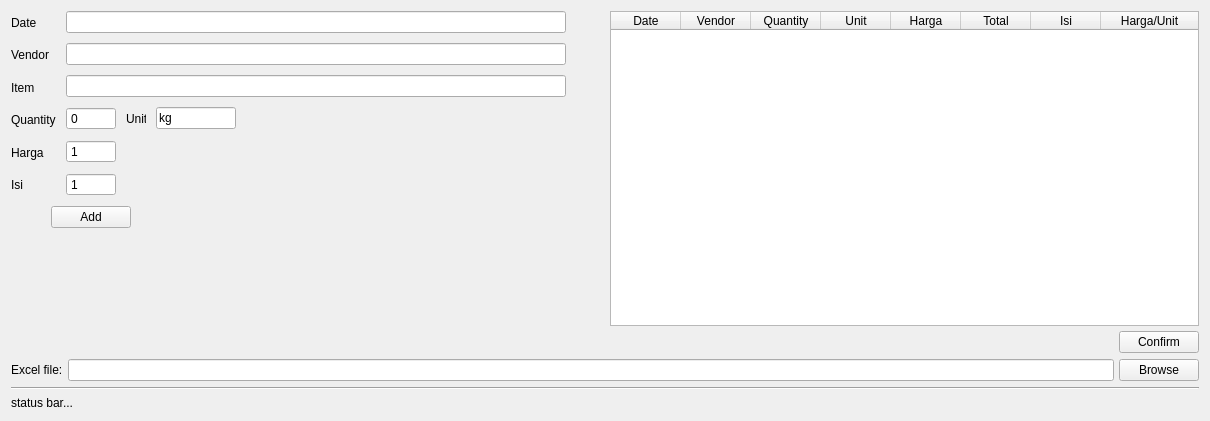
Before: the Qt Designer form ui/Poe_Excel_automator.ui in Setyadjih/MissPoeAccounting, drawn with Qt 5.
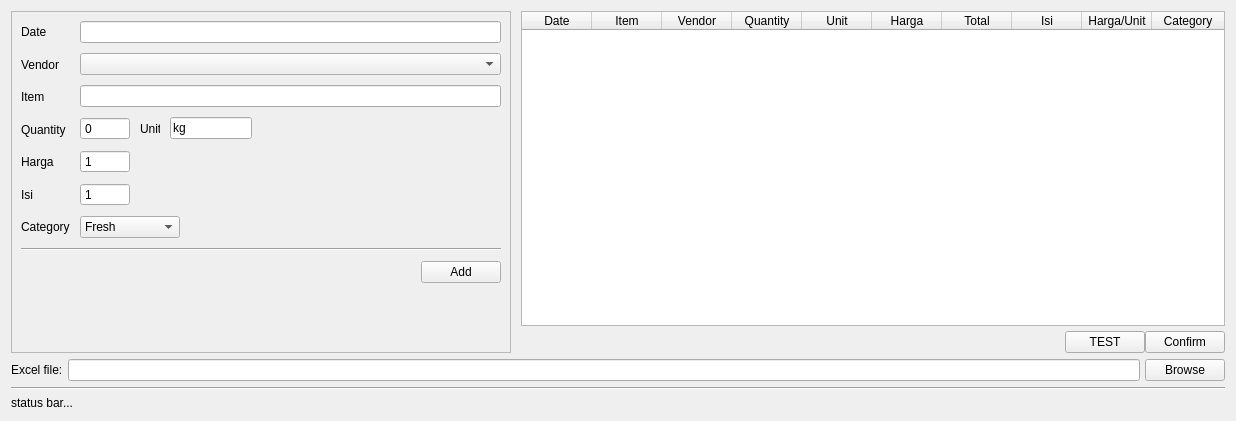
After: the same form once the commit is applied.

Commit message:
feat: added test button
feat: adjust excel writing functionality for agreed procedure

feat: add logger utils for log file writing

fix: number formatting was off due to issues with sheet.append()

```diff
--- a/ui/Poe_Excel_automator.ui
+++ b/ui/Poe_Excel_automator.ui
@@ -6,7 +6,7 @@
    <rect>
     <x>0</x>
     <y>0</y>
-    <width>1210</width>
+    <width>1236</width>
     <height>421</height>
    </rect>
   </property>
@@ -20,6 +20,27 @@
       <number>10</number>
      </property>
      <item>
+      <widget class="QFrame" name="frame">
+       <property name="minimumSize">
+        <size>
+         <width>0</width>
+         <height>0</height>
+        </size>
+       </property>
+       <property name="maximumSize">
+        <size>
+         <width>500</width>
+         <height>16777215</height>
+        </size>
+       </property>
+       <property name="frameShape">
+        <enum>QFrame::StyledPanel</enum>
+       </property>
+       <property name="frameShadow">
+        <enum>QFrame::Raised</enum>
+       </property>
+       <layout class="QHBoxLayout" name="horizontalLayout_6">
+        <item>
       <layout class="QVBoxLayout" name="verticalLayout_5">
        <property name="spacing">
         <number>3</number>
@@ -75,6 +96,13 @@
                </property>
               </widget>
              </item>
+                <item>
+                 <widget class="QLabel" name="label_2">
+                  <property name="text">
+                   <string>Category</string>
+                  </property>
+                 </widget>
+                </item>
             </layout>
            </item>
            <item>
@@ -90,20 +118,7 @@
               </widget>
              </item>
              <item>
-              <widget class="QLineEdit" name="vendor_line">
-               <property name="minimumSize">
-                <size>
-                 <width>200</width>
-                 <height>0</height>
-                </size>
-               </property>
-               <property name="maximumSize">
-                <size>
-                 <width>500</width>
-                 <height>16777215</height>
-                </size>
-               </property>
-              </widget>
+                 <widget class="QComboBox" name="vendor_combo"/>
              </item>
              <item>
               <widget class="QLineEdit" name="item_line">
@@ -156,13 +171,13 @@
                 <widget class="QLineEdit" name="unit_line">
                  <property name="minimumSize">
                   <size>
-                   <width>10</width>
+                      <width>82</width>
                    <height>0</height>
                   </size>
                  </property>
                  <property name="maximumSize">
                   <size>
-                   <width>80</width>
+                      <width>82</width>
                    <height>16777215</height>
                   </size>
                  </property>
@@ -227,20 +242,49 @@
                </property>
               </widget>
              </item>
+                <item>
+                 <widget class="QComboBox" name="category_combo">
+                  <property name="maximumSize">
+                   <size>
+                    <width>100</width>
+                    <height>16777215</height>
+                   </size>
+                  </property>
+                  <item>
+                   <property name="text">
+                    <string>Fresh</string>
+                   </property>
+                  </item>
+                  <item>
+                   <property name="text">
+                    <string>Sundries</string>
+                   </property>
+                  </item>
+                  <item>
+                   <property name="text">
+                    <string>Packaging</string>
+                   </property>
+                  </item>
+                 </widget>
+                </item>
             </layout>
            </item>
           </layout>
          </item>
+            <item>
+             <widget class="Line" name="line_2">
+              <property name="orientation">
+               <enum>Qt::Horizontal</enum>
+              </property>
+             </widget>
+            </item>
          <item>
           <layout class="QHBoxLayout" name="horizontalLayout_4">
            <item>
-            <spacer name="horizontalSpacer_3">
+               <spacer name="horizontalSpacer_2">
              <property name="orientation">
               <enum>Qt::Horizontal</enum>
              </property>
-             <property name="sizeType">
-              <enum>QSizePolicy::Fixed</enum>
-             </property>
              <property name="sizeHint" stdset="0">
               <size>
                <width>40</width>
@@ -256,19 +300,6 @@
              </property>
             </widget>
            </item>
-           <item>
-            <spacer name="horizontalSpacer_2">
-             <property name="orientation">
-              <enum>Qt::Horizontal</enum>
-             </property>
-             <property name="sizeHint" stdset="0">
-              <size>
-               <width>40</width>
-               <height>20</height>
-              </size>
-             </property>
-            </spacer>
-           </item>
           </layout>
          </item>
         </layout>
@@ -288,6 +319,9 @@
        </item>
       </layout>
      </item>
+       </layout>
+      </widget>
+     </item>
      <item>
       <layout class="QVBoxLayout" name="verticalLayout_3">
        <property name="spacing">
@@ -303,7 +337,7 @@
          </property>
          <property name="minimumSize">
           <size>
-           <width>500</width>
+           <width>700</width>
            <height>300</height>
           </size>
          </property>
@@ -319,6 +353,9 @@
          <attribute name="horizontalHeaderDefaultSectionSize">
           <number>70</number>
          </attribute>
+         <attribute name="horizontalHeaderShowSortIndicator" stdset="0">
+          <bool>false</bool>
+         </attribute>
          <attribute name="horizontalHeaderStretchLastSection">
           <bool>true</bool>
          </attribute>
@@ -333,6 +370,11 @@
            <string>Date</string>
           </property>
          </column>
+         <column>
+          <property name="text">
+           <string>Item</string>
+          </property>
+         </column>
          <column>
           <property name="text">
            <string>Vendor</string>
@@ -368,6 +410,11 @@
            <string>Harga/Unit</string>
           </property>
          </column>
+         <column>
+          <property name="text">
+           <string>Category</string>
+          </property>
+         </column>
         </widget>
        </item>
        <item>
@@ -391,6 +438,13 @@
            </property>
           </spacer>
          </item>
+         <item>
+          <widget class="QPushButton" name="test_button">
+           <property name="text">
+            <string>TEST</string>
+           </property>
+          </widget>
+         </item>
          <item>
           <widget class="QPushButton" name="confirm_button">
            <property name="text">
@@ -404,9 +458,6 @@
      </item>
     </layout>
    </item>
-   <item>
-    <layout class="QHBoxLayout" name="horizontalLayout_6"/>
-   </item>
    <item>
     <layout class="QHBoxLayout" name="horizontalLayout_2">
      <property name="spacing">
```
Left out of the diff: 2 changed lines with no effect on the pictures. Lines whose indentation alone changed are shown as unchanged. The commit also changes 6 other files.
